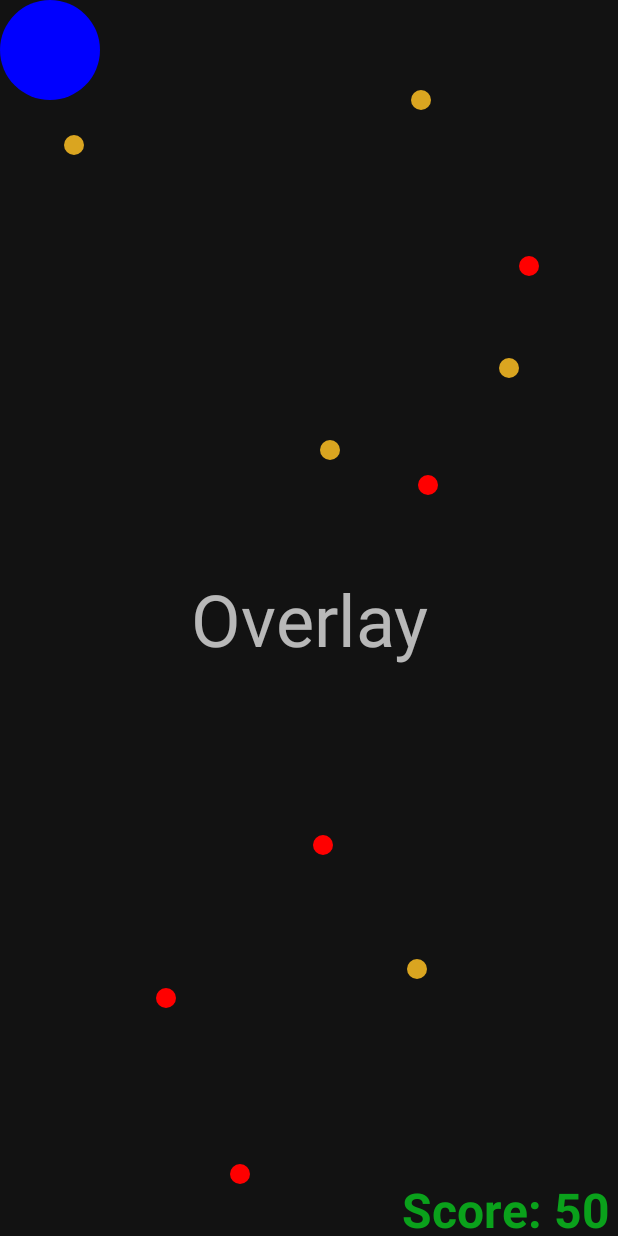
After one commit to howardman0209/sudoku, an Android app: the layout overlay_layout.xml on its own in the app's theme, with its tools: preview values and no code run, on a phone screen of 412 x 824 dp. The commit adds this screen. Run offline under Robolectric (Android 15) with nearby library versions, the phone set to English and light mode, and no system bars.

Commit message:
implement overlay service

```diff
--- a/app/src/main/AndroidManifest.xml
+++ b/app/src/main/AndroidManifest.xml
@@ -1,6 +1,8 @@
 <?xml version="1.0" encoding="utf-8"?>
 <manifest xmlns:android="http://schemas.android.com/apk/res/android"
     xmlns:tools="http://schemas.android.com/tools">
+
+    <uses-permission android:name="android.permission.SYSTEM_ALERT_WINDOW"/>
 
     <application
         android:name=".MainApplication"
@@ -26,5 +28,9 @@
                 <category android:name="android.intent.category.LAUNCHER" />
             </intent-filter>
         </activity>
+
+        <service
+            android:name=".service.OverlayService"
+            android:exported="false"/>
     </application>
 </manifest>
--- /dev/null
+++ b/app/src/main/res/layout/overlay_layout.xml
@@ -0,0 +1,31 @@
+<?xml version="1.0" encoding="utf-8"?>
+<layout xmlns:android="http://schemas.android.com/apk/res/android"
+    xmlns:app="http://schemas.android.com/apk/res-auto"
+    xmlns:tools="http://schemas.android.com/tools">
+
+    <androidx.constraintlayout.widget.ConstraintLayout
+        android:layout_width="match_parent"
+        android:layout_height="match_parent"
+        android:background="@android:color/transparent">
+
+        <TextView
+            android:id="@+id/tv"
+            style="@style/TextAppearance.MaterialComponents.Headline3"
+            android:layout_width="match_parent"
+            android:layout_height="wrap_content"
+            android:text="Overlay"
+            android:textAlignment="center"
+            app:layout_constraintBottom_toBottomOf="parent"
+            app:layout_constraintTop_toTopOf="parent" />
+
+        <com.puzzle.sudoku.ui.component.WorldPanel
+            android:id="@+id/worldPanel"
+            android:layout_width="0dp"
+            android:layout_height="wrap_content"
+            app:layout_constraintBottom_toBottomOf="parent"
+            app:layout_constraintEnd_toEndOf="parent"
+            app:layout_constraintStart_toStartOf="parent"
+            app:layout_constraintTop_toTopOf="parent" />
+
+    </androidx.constraintlayout.widget.ConstraintLayout>
+</layout>
```
Also changed, not shown: app/src/main/java/com/puzzle/sudoku/service/OverlayService.kt (added, +63 -0 lines), app/src/main/java/com/puzzle/sudoku/ui/activity/MainActivity.kt (+38 -4 lines), app/src/main/java/com/puzzle/sudoku/ui/component/WorldPanel.kt (+12 -8 lines), app/src/main/res/layout/activity_main.xml (+0 -9 lines).
